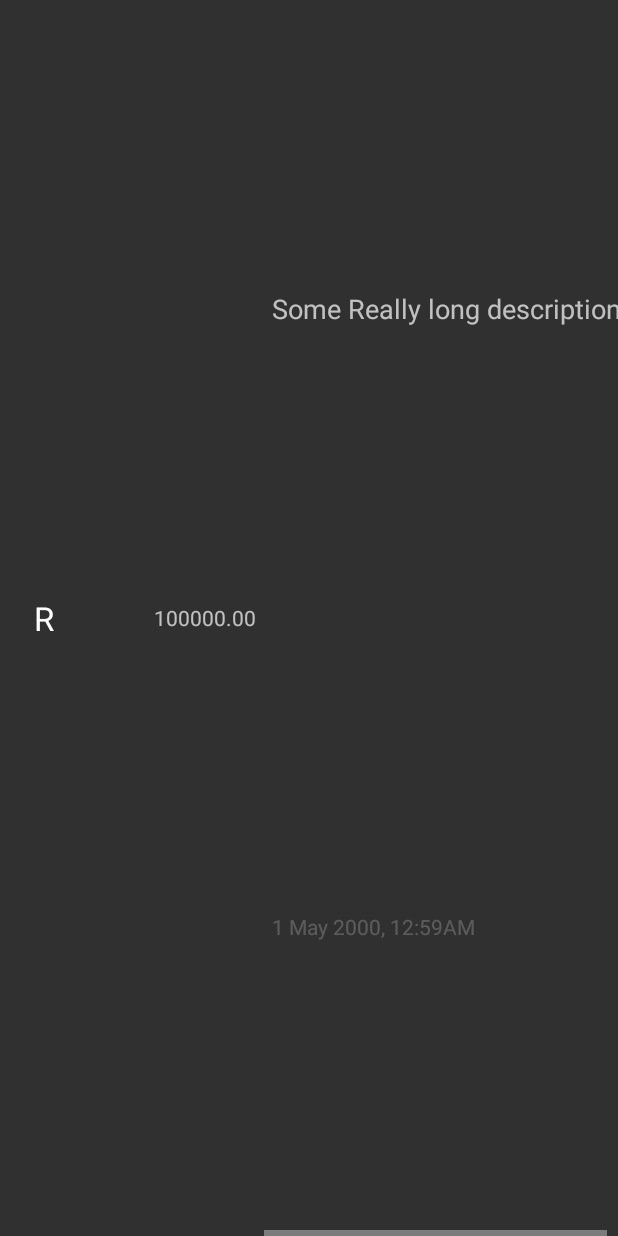
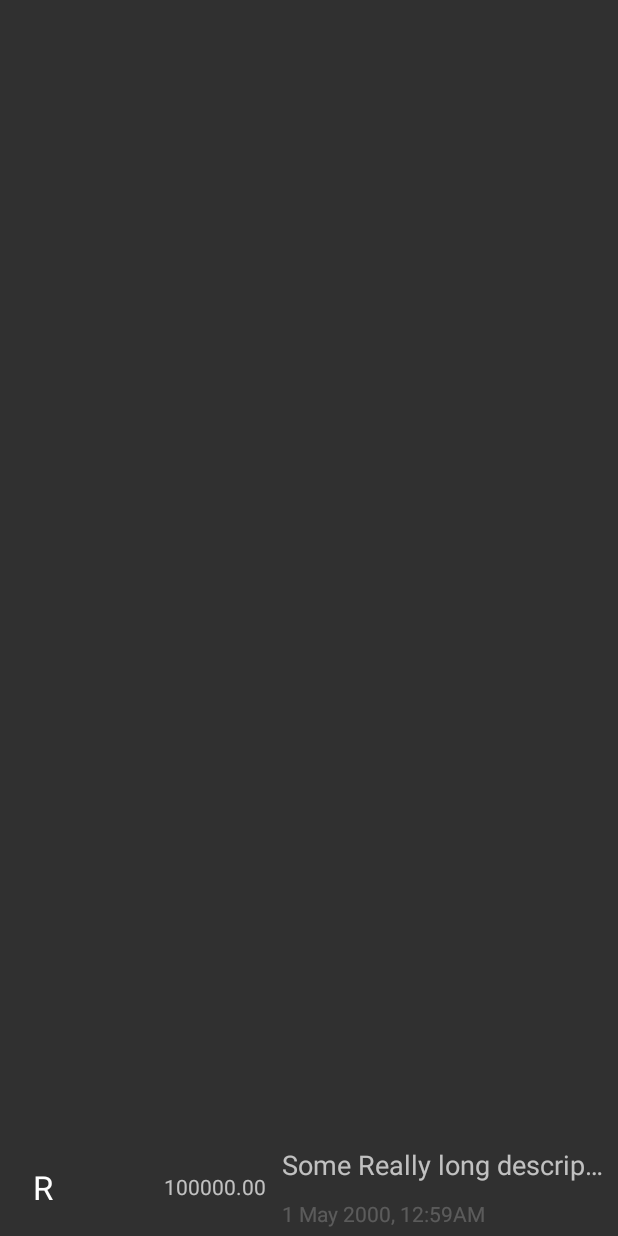
Before and after one commit to vishwasmdamle/QuickNote, an Android app: the layout list_layout.xml on its own in the app's theme, with its tools: preview values and no code run, on a phone screen of 412 x 824 dp. Run offline under Robolectric (Android 15) with nearby library versions, the phone set to English and light mode, and no system bars.

Commit message:
QuickNote : Refactor

```diff
--- a/app/src/main/java/com/example/vishwasdamle/quicknote/activities/ExportActivity.java
+++ b/app/src/main/java/com/example/vishwasdamle/quicknote/activities/ExportActivity.java
@@ -68,7 +68,6 @@ public class ExportActivity extends ActionBarActivity {
           resultIntent.putExtra(FILE_TYPE_KEY, FILE_TYPE_CSV);
           this.setResult(RESULT_OK, resultIntent);
         }
-        System.out.println("exported");
         finish();
       }
     }
--- a/app/src/main/java/com/example/vishwasdamle/quicknote/activities/ListActivity.java
+++ b/app/src/main/java/com/example/vishwasdamle/quicknote/activities/ListActivity.java
@@ -33,8 +33,12 @@ public class ListActivity extends ActionBarActivity {
   protected void onCreate(Bundle savedInstanceState) {
     super.onCreate(savedInstanceState);
     setContentView(R.layout.activity_list);
+  }
+
+  @Override
+  protected void onResume() {
+    super.onResume();
     expenseList = (ListView) findViewById(R.id.expenseList);
-
     setupData();
     attachLongClickBehavior();
   }
--- a/app/src/main/java/com/example/vishwasdamle/quicknote/adaptors/ExpenseListAdaptor.java
+++ b/app/src/main/java/com/example/vishwasdamle/quicknote/adaptors/ExpenseListAdaptor.java
@@ -45,6 +45,11 @@ public class ExpenseListAdaptor extends BaseAdapter {
     }
     ExpenseEntry currentExpense = expenseEntryList.get(i);
 
+    buildView(view, currentExpense);
+    return view;
+  }
+
+  private void buildView(final View view, ExpenseEntry currentExpense) {
     TextView expenseTypeText = (TextView) view.findViewById(R.id.type);
     if (currentExpense.getExpenseType() == ExpenseType.DEBIT) {
       expenseTypeText.setTextColor(context.getResources().getColor(R.color.red_light));
@@ -59,6 +64,5 @@ public class ExpenseListAdaptor extends BaseAdapter {
     ((TextView) view.findViewById(R.id.amount)).setText(currentExpense.getAmount().toString());
     ((TextView) view.findViewById(R.id.description)).setText(currentExpense.getDescription());
     ((TextView) view.findViewById(R.id.timestamp)).setText(currentExpense.getTimeStamp().toString(Constants.DATE_TIME_PATTERN_DISPLAY));
-    return view;
   }
 }
--- a/app/src/main/res/layout/list_layout.xml
+++ b/app/src/main/res/layout/list_layout.xml
@@ -1,22 +1,22 @@
 <RelativeLayout xmlns:android="http://schemas.android.com/apk/res/android"
                 android:layout_width="wrap_content"
-                android:layout_height="fill_parent"
+                android:layout_height="wrap_content"
                 android:background="@drawable/activated_background"
-                android:descendantFocusability="blocksDescendants"
                 android:weightSum="1">
 
   <LinearLayout
-      android:layout_width="fill_parent"
-      android:layout_height="fill_parent"
+      android:layout_width="match_parent"
+      android:layout_height="wrap_content"
       android:layout_alignParentBottom="true"
       android:layout_alignParentLeft="true"
       android:layout_alignParentStart="true"
+      android:gravity="center_vertical"
       android:orientation="horizontal">
 
     <TextView
         android:id="@+id/type"
         android:layout_width="0dp"
-        android:layout_height="match_parent"
+        android:layout_height="wrap_content"
         android:layout_weight="1"
         android:gravity="center_vertical|center_horizontal"
         android:text="R"
@@ -25,46 +25,42 @@
     <TextView
         android:id="@+id/amount"
         android:layout_width="0dp"
-        android:layout_height="fill_parent"
+        android:layout_height="wrap_content"
+        android:layout_margin="@dimen/text_padding"
         android:layout_weight="2"
+        android:ellipsize="start"
         android:gravity="center_vertical|end"
-        android:paddingRight="@dimen/text_padding"
+        android:singleLine="true"
         android:text="100000.00"/>
 
-    <HorizontalScrollView
+    <LinearLayout
         android:id="@+id/horizontalScrollView"
         android:layout_width="0dp"
-        android:layout_height="match_parent"
+        android:layout_height="wrap_content"
         android:layout_weight="4">
 
       <LinearLayout
           android:layout_width="wrap_content"
-          android:layout_height="fill_parent"
+          android:layout_height="wrap_content"
           android:orientation="vertical">
 
         <TextView
             android:id="@+id/description"
             android:layout_width="wrap_content"
-            android:layout_height="fill_parent"
-            android:layout_weight="1"
-            android:gravity="center_vertical"
-            android:nestedScrollingEnabled="false"
-            android:padding="@dimen/text_padding"
+            android:layout_height="wrap_content"
+            style="@style/one_line_text"
             android:text="Some Really long description"
             android:textAppearance="?android:attr/textAppearanceMedium"/>
 
         <TextView
             android:id="@+id/timestamp"
+            style="@style/one_line_text"
             android:layout_width="wrap_content"
-            android:layout_height="fill_parent"
-            android:layout_weight="1"
+            android:layout_height="wrap_content"
             android:enabled="false"
-            android:gravity="center_vertical"
-            android:padding="@dimen/text_padding"
             android:text="1 May 2000, 12:59AM"
             android:textAppearance="?android:attr/textAppearanceSmall"/>
       </LinearLayout>
-    </HorizontalScrollView>
-
+    </LinearLayout>
   </LinearLayout>
 </RelativeLayout>
--- a/app/src/main/res/values/styles.xml
+++ b/app/src/main/res/values/styles.xml
@@ -4,4 +4,11 @@
   <style name="AppTheme" parent="Theme.AppCompat">
     <!-- Customize your theme here. -->
   </style>
+
+  <style name="one_line_text">
+    <item name="android:layout_margin">@dimen/text_padding</item>
+    <item name="android:ellipsize">end</item>
+    <item name="android:gravity">center_vertical</item>
+    <item name="android:singleLine">true</item>
+  </style>
 </resources>
```
